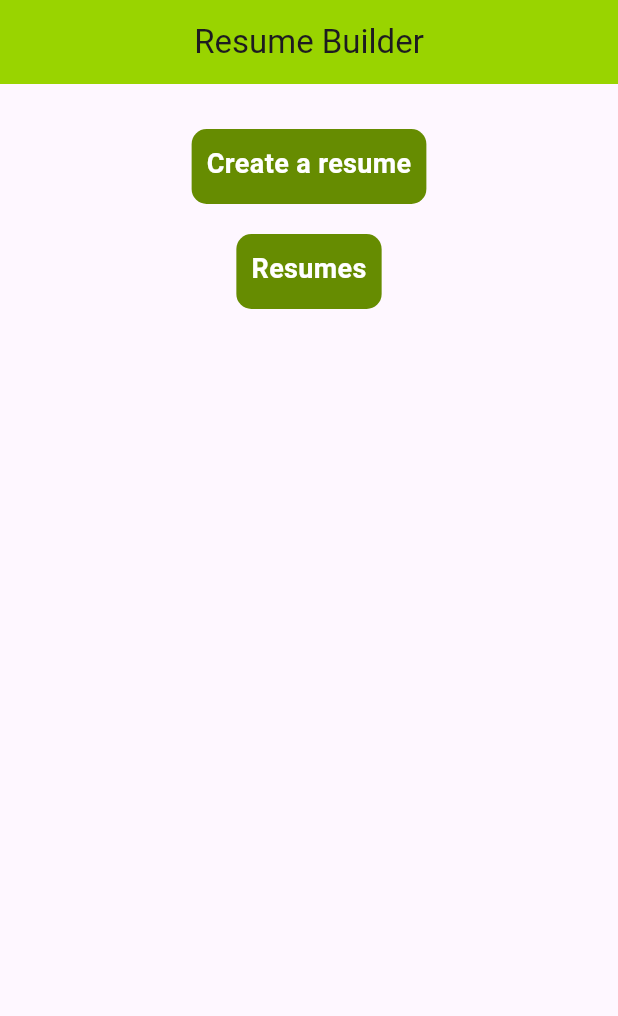
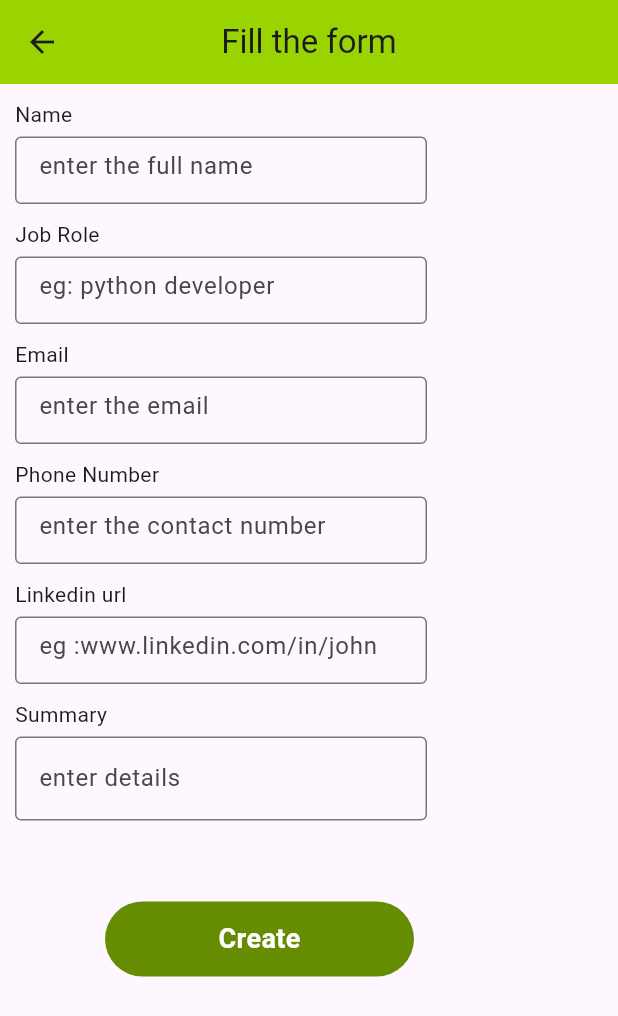
Before and after one commit to AmeerulFayis/resumebuilder, a Flutter app: the screen it shows after launch, after a tap on "Create a resume", on a phone screen of 412 x 824 dp. Shown: the top 1016 px of the screen. Run offline on Flutter 3.47's test engine with Material 3 defaults, Android fonts, the phone set to English and light mode, and no system bars.

Commit message:
added resume form page

```diff
--- a/lib/ui/screens/home_page/home_page.dart
+++ b/lib/ui/screens/home_page/home_page.dart
@@ -1,4 +1,5 @@
 import 'package:flutter/material.dart';
+import 'package:resumebuilder/ui/screens/resume_form_page/resume_form_page.dart';
 import 'package:resumebuilder/util/app_constants.dart';
 
 import '../../../util/app_color.dart';
@@ -22,7 +23,9 @@ class HomePage extends StatelessWidget {
 
               //create resume button
               InkWell(
-                onTap: (){},
+                onTap: (){
+                  Navigator.push(context, MaterialPageRoute(builder: (context)=>ResumeForm()));
+                },
                 child: Container(
                  height: 50,
                   padding: commonPaddingAll10,
--- /dev/null
+++ b/lib/ui/screens/resume_form_page/resume_form_page.dart
@@ -0,0 +1,145 @@
+import 'package:flutter/material.dart';
+import 'package:resumebuilder/util/app_color.dart';
+import 'package:resumebuilder/util/app_constants.dart';
+
+class ResumeForm extends StatefulWidget {
+  const ResumeForm({Key? key}) : super(key: key);
+
+  @override
+  State<ResumeForm> createState() => _ResumeFormState();
+}
+
+class _ResumeFormState extends State<ResumeForm> {
+  @override
+  Widget build(BuildContext context) {
+    return  Scaffold(
+      resizeToAvoidBottomInset: false,
+      appBar: AppBar(
+        backgroundColor: AppColor.kGreen,
+        centerTitle: true,
+        title: Text("Fill the form"),
+      ),
+      body: Container(
+        padding: commonPaddingAll10,
+        child: Column(
+          crossAxisAlignment: CrossAxisAlignment.start,
+          children: [
+            const Text("Name"),
+            dividerH5(),
+            SizedBox(
+              width: screenWidth(context)/1.5,
+              height:45,
+              child: TextFormField(
+                keyboardType: TextInputType.name,
+                textInputAction:TextInputAction.next ,
+                decoration:InputDecoration(
+                  hintText: "enter the full name",
+                  border: OutlineInputBorder()
+                ),
+              ),
+            ),
+            dividerH10(),
+            //Designation
+            const Text("Job Role"),
+            dividerH5(),
+            SizedBox(
+              width: screenWidth(context)/1.5,
+              height:45,
+              child: TextFormField(
+                keyboardType: TextInputType.name,
+                textInputAction:TextInputAction.next ,
+                decoration:InputDecoration(
+                    hintText: "eg: python developer",
+                    border: OutlineInputBorder()
+                ),
+              ),
+            ),
+            dividerH10(),
+
+            //resume
+            const Text("Email"),
+            dividerH5(),
+            SizedBox(
+              width: screenWidth(context)/1.5,
+              height:45,
+              child: TextFormField(
+                keyboardType: TextInputType.emailAddress,
+                textInputAction:TextInputAction.next ,
+                decoration:InputDecoration(
+                    hintText: "enter the email",
+                    border: OutlineInputBorder()
+                ),
+              ),
+            ),
+            dividerH10(),
+            const Text("Phone Number"),
+            dividerH5(),
+            SizedBox(
+              width: screenWidth(context)/1.5,
+              height:45,
+              child: TextFormField(
+                textInputAction:TextInputAction.next ,
+                keyboardType: TextInputType.number,
+
+                decoration:InputDecoration(
+                    hintText: "enter the contact number",
+                    border: OutlineInputBorder()
+                ),
+              ),
+            ),
+            dividerH10(),
+            const Text("Linkedin url"),
+            dividerH5(),
+            SizedBox(
+              width: screenWidth(context)/1.5,
+              height:45,
+              child: TextFormField(
+                textInputAction:TextInputAction.next ,
+                keyboardType: TextInputType.name,
+                decoration:InputDecoration(
+                    hintText: "eg :www.linkedin.com/in/john",
+                    border: OutlineInputBorder()
+                ),
+              ),
+            ),
+            dividerH10(),
+            const Text("Summary"),
+            dividerH5(),
+            SizedBox(
+              width: screenWidth(context)/1.5,
+              height:100,
+              child: TextFormField(
+                textInputAction:TextInputAction.done ,
+                keyboardType: TextInputType.multiline,
+                maxLines: null,
+                decoration:const InputDecoration(
+                    hintText: "enter details",
+                    border: OutlineInputBorder()
+                ),
+              ),
+            ),
+            dividerH10(),
+            InkWell(
+              onTap: (){
+
+              },
+              child: Container(
+                height: 50,
+                width: screenWidth(context)/2,
+               margin: EdgeInsets.only(left: 60),
+                decoration: BoxDecoration(
+                    color: AppColor.kDarkGreen,
+                    borderRadius: BorderRadius.circular(25)
+                ),
+                child: Center(child: Text("Create",style: TextStyle(color:AppColor.kWhite,fontSize: 18,fontWeight: FontWeight.bold),)),
+              ),
+            ),
+
+
+
+          ],
+        ),
+      ),
+    );
+  }
+}
```
